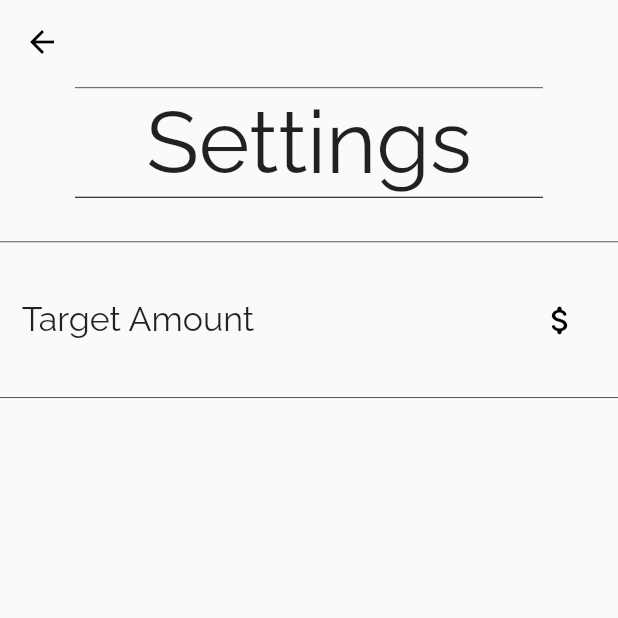
After one commit to RhinoInani/donation_tracker, a Flutter app: the SettingsScreen screen opened directly, on a phone screen of 412 x 824 dp, the top half of it. The commit adds this screen. Run offline on Flutter 3.47's test engine with Material 2 defaults, Android fonts, the phone set to English and light mode, and no system bars; our stand-ins replace flutter_speed_dial, google_fonts.

Commit message:
Project is now live, and in progress. Update 2.

```diff
--- /dev/null
+++ b/lib/components/settingsCard.dart
@@ -0,0 +1,48 @@
+import 'package:flutter/material.dart';
+
+class SettingsCard extends StatelessWidget {
+  final String text;
+  final Icon icon;
+  final Function pressIcon;
+
+  const SettingsCard({Key key, this.text, this.icon, this.pressIcon})
+      : super(key: key);
+
+  @override
+  Widget build(BuildContext context) {
+    return GestureDetector(
+      onTap: pressIcon,
+      child: Column(
+        children: [
+          Container(
+            padding: EdgeInsets.symmetric(
+                horizontal: MediaQuery.of(context).size.width * 0.035),
+            height: MediaQuery.of(context).size.height * 0.12,
+            child: Row(
+              mainAxisAlignment: MainAxisAlignment.spaceBetween,
+              children: <Widget>[
+                Text(
+                  text,
+                  style: TextStyle(
+                    fontSize: MediaQuery.of(context).size.width * 0.055,
+                  ),
+                ),
+                IconButton(
+                  onPressed: pressIcon,
+                  icon: icon,
+                  iconSize: MediaQuery.of(context).size.height * 0.03,
+                  color: Colors.black,
+                ),
+              ],
+            ),
+          ),
+          Divider(
+            height: 5,
+            color: Colors.black87,
+            thickness: 0.5,
+          ),
+        ],
+      ),
+    );
+  }
+}
--- /dev/null
+++ b/lib/components/settingsHeader.dart
@@ -0,0 +1,42 @@
+import 'package:flutter/material.dart';
+
+class SettingsHeader extends StatelessWidget {
+  const SettingsHeader({
+    Key key,
+  }) : super(key: key);
+
+  @override
+  Widget build(BuildContext context) {
+    return Column(
+      children: [
+        Divider(
+          height: 5,
+          endIndent: 50,
+          indent: 50,
+          color: Colors.black87,
+          thickness: 0.5,
+        ),
+        Text(
+          "Settings",
+          style: TextStyle(
+            fontSize: MediaQuery.of(context).size.height * 0.07,
+          ),
+        ),
+        Divider(
+          height: 5,
+          color: Colors.black,
+          endIndent: 50,
+          indent: 50,
+        ),
+        SizedBox(
+          height: MediaQuery.of(context).size.height * 0.03,
+        ),
+        Divider(
+          height: 5,
+          color: Colors.black87,
+          thickness: 0.5,
+        ),
+      ],
+    );
+  }
+}
--- /dev/null
+++ b/lib/screens/settingsScreen.dart
@@ -0,0 +1,28 @@
+import 'package:donation_tracker/components/settingsCard.dart';
+import 'package:donation_tracker/components/settingsHeader.dart';
+import 'package:flutter/material.dart';
+
+class SettingsScreen extends StatelessWidget {
+  @override
+  Widget build(BuildContext context) {
+    return Scaffold(
+      appBar: AppBar(
+        backgroundColor: Colors.white.withOpacity(0),
+        elevation: 0,
+        iconTheme: IconThemeData(color: Colors.black),
+      ),
+      body: SingleChildScrollView(
+        child: Column(
+          children: [
+            SettingsHeader(),
+            SettingsCard(
+              text: "Target Amount",
+              icon: Icon(Icons.attach_money_rounded),
+              pressIcon: () {},
+            ),
+          ],
+        ),
+      ),
+    );
+  }
+}
--- a/pubspec.yaml
+++ b/pubspec.yaml
@@ -24,7 +24,6 @@ dependencies:
   flutter:
     sdk: flutter
   google_fonts:
-  table_calendar:
   flutter_speed_dial: ^2.1.1
 
 
```
Also changed, not shown: lib/components/donationTextField.dart (+10 -8 lines), lib/main.dart (+0 -28 lines), lib/screens/homeScreen.dart (+75 -19 lines), pubspec.lock.
